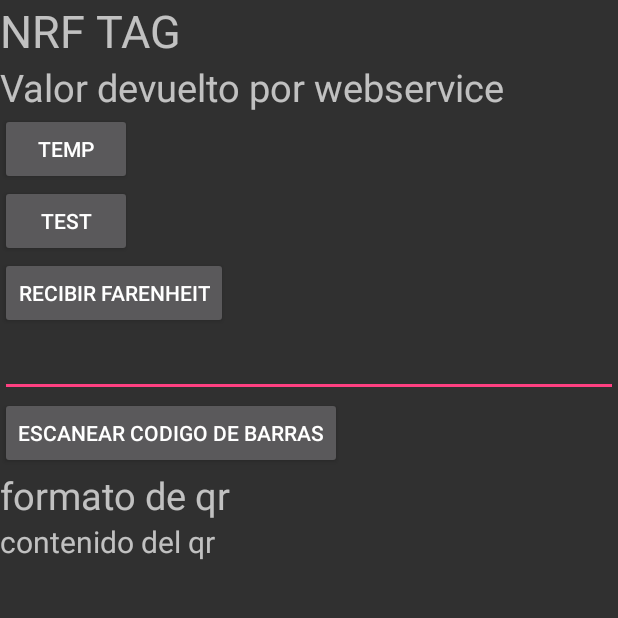
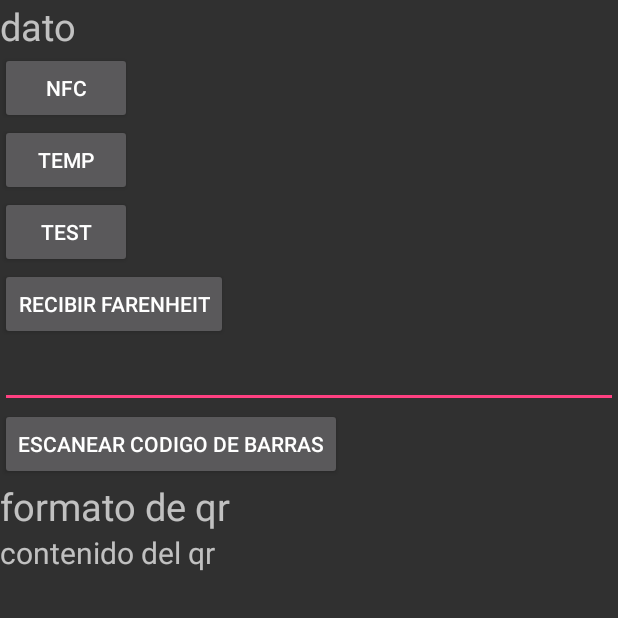
Before and after one commit to brunoe90/ProyectoNFCConsiliaweb, an Android app: the screen it shows after launch (MainActivity), after a tap on "ENTRAR", on a phone screen of 412 x 824 dp, the top half of it. Run offline under Robolectric (Android 15) with nearby library versions, the phone set to English and light mode, and no system bars; libraries missing offline, so code that uses them is left out: org.ksoap2, org.ksoap2.serialization, org.ksoap2.transport; 4 statements that could not run were skipped.

Commit message:
en esta version: - Separo al NFC del main activity
FALTA:

-separar el resto

```diff
--- a/app/src/main/java/com/consilia/nfcbeta/MainActivity.java
+++ b/app/src/main/java/com/consilia/nfcbeta/MainActivity.java
@@ -2,19 +2,8 @@ package com.consilia.nfcbeta;
 
 import android.annotation.TargetApi;
 import android.app.Activity;
-import android.app.PendingIntent;
 import android.content.Intent;
-import android.content.IntentFilter;
 import android.net.Uri;
-import android.nfc.NfcAdapter;
-import android.nfc.tech.IsoDep;
-import android.nfc.tech.MifareClassic;
-import android.nfc.tech.MifareUltralight;
-import android.nfc.tech.Ndef;
-import android.nfc.tech.NfcA;
-import android.nfc.tech.NfcB;
-import android.nfc.tech.NfcF;
-import android.nfc.tech.NfcV;
 import android.os.AsyncTask;
 import android.os.Build;
 import android.os.Bundle;
@@ -32,18 +21,18 @@ import com.google.android.gms.common.api.GoogleApiClient;
 import com.google.zxing.integration.android.IntentIntegrator;
 import com.google.zxing.integration.android.IntentResult;
 
-import java.io.IOException;
-import java.net.DatagramPacket;
-import java.net.DatagramSocket;
-import java.net.InetAddress;
-import java.util.Objects;
-
 import org.ksoap2.SoapEnvelope;
 import org.ksoap2.serialization.PropertyInfo;
 import org.ksoap2.serialization.SoapObject;
 import org.ksoap2.serialization.SoapPrimitive;
 import org.ksoap2.serialization.SoapSerializationEnvelope;
 import org.ksoap2.transport.HttpTransportSE;
+
+import java.io.IOException;
+import java.net.DatagramPacket;
+import java.net.DatagramSocket;
+import java.net.InetAddress;
+import java.util.Objects;
 
 
 //import com.example.webserviceactivity.R;
@@ -59,17 +48,18 @@ public class MainActivity extends Activity {
     /**
      * Called when the activity is first created.
      */
-    TextView tv, txt1, formatTxt,contentTxt;
+    TextView tv, formatTxt,contentTxt;
     EditText ettemp;
     byte[] send_data = new byte[1024];
     byte[] receiveData = new byte[1024];
     String modifiedSentence, celcius, fahren;
-    Button bt1, bt2, bt3, bt4;
+    Button bt1, bt2, bt3, bt4,bnfc;
     Bundle bundle;
     String ip;
     String puerto;
 
     // list of NFC technologies detected:
+     /*      NFC
     private final String[][] techList = new String[][]{
             new String[]{
                     NfcA.class.getName(),
@@ -80,7 +70,7 @@ public class MainActivity extends Activity {
                     MifareClassic.class.getName(),
                     MifareUltralight.class.getName(), Ndef.class.getName()
             }
-    };
+    };  SACAR */
     /**
      * ATTENTION: This was auto-generated to implement the App Indexing API.
      * See https://g.co/AppIndexing/AndroidStudio for more information.
@@ -96,33 +86,35 @@ public class MainActivity extends Activity {
         setContentView(R.layout.main_activity);
         //txt1   = (TextView)findViewById(R.id.textView1);
         final Activity activity= this;
-        tv = (TextView) findViewById(R.id.tv);
-        txt1  = (TextView)findViewById(R.id.text);
+        tv = (TextView) findViewById(R.id.text);
         formatTxt = (TextView) findViewById(R.id.formatTxt);
         contentTxt  = (TextView)findViewById(R.id.contentTxt);
         bt1 = (Button) findViewById(R.id.button1);
         bt2 = (Button) findViewById(R.id.button2);
         bt3 = (Button) findViewById(R.id.button3);
         bt4 = (Button) findViewById(R.id.button4);
-        //AsyncCallWS task = new AsyncCallWS();
-        //Call execute
-        //task.execute();
+        bnfc= (Button) findViewById(R.id.buttonNFC);
+
+        bnfc.setOnClickListener(new View.OnClickListener() {
+            public void onClick(View v) {
+
+                Intent intent = new Intent(MainActivity.this, NfcActivity.class);
+                //intent.putExtras(bundle);
+                startActivity(intent);
+            }
+        });
 
         bt4.setOnClickListener(new View.OnClickListener() {
             public void onClick(View v) {
-            //escanea codigo de barras
+
                 IntentIntegrator scanIntegrator = new IntentIntegrator( activity);
                 scanIntegrator.initiateScan();
-
             }
         });
 
         bt1.setOnClickListener(new View.OnClickListener() {
             public void onClick(View v) {
-                // Perform action on click
-                //textIn.setText("test");
-                //txt2.setText("text2");
-                //task.execute(null);
+
                 str = "temp";
                 try {
                     client();
@@ -137,10 +129,6 @@ public class MainActivity extends Activity {
 
         bt2.setOnClickListener(new View.OnClickListener() {
             public void onClick(View v) {
-                // Perform action on click
-                //textIn.setText("test");
-                //txt2.setText("text2");
-                //task.execute(null);
 
                 str = "test";
                 try {
@@ -150,7 +138,6 @@ public class MainActivity extends Activity {
                     // TODO Auto-generated catch block
                     e.printStackTrace();
                 }
-
             }
         });
 
@@ -158,10 +145,7 @@ public class MainActivity extends Activity {
 
             @TargetApi(Build.VERSION_CODES.KITKAT)
             public void onClick(View v) {
-                // Perform action on click
-                //textIn.setText("test");
-                //txt2.setText("text2");
-                //task.execute(null);
+
                 ettemp = (EditText) findViewById(R.id.ettemp);
                 if (ettemp.getText().length() != 0 && !Objects.equals(ettemp.getText().toString(), "")) {
                     //Get the text control value
@@ -174,10 +158,13 @@ public class MainActivity extends Activity {
                 } else {
                     tv.setText("Please enter Celcius");
                 }
+            }
+        });
 
-            }
-
-        });
+        Bundle bundle = getIntent().getExtras();
+        if ((bundle.getString("NFCTAG")) != null) {
+            ((TextView) findViewById(R.id.text)).setText("NFC Tag " + bundle.getString("NFCTAG"));
+        }
 
 
         // ATTENTION: This was auto-generated to implement the App Indexing API.
@@ -186,7 +173,6 @@ public class MainActivity extends Activity {
     }
 
     public void client() throws IOException {
-
 
         Thread thread = new Thread() {
 
@@ -231,13 +217,10 @@ public class MainActivity extends Activity {
                     e.printStackTrace();
                 }
             }
-
-
         };
         thread.start();
-        // }
+    }
 
-    }
     public void onActivityResult(int requestCode, int resultCode, Intent intent) {
         IntentResult scanningResult = IntentIntegrator.parseActivityResult(requestCode, resultCode, intent);
         if (scanningResult != null) {
@@ -253,7 +236,6 @@ public class MainActivity extends Activity {
         }
     }
 
-
     @Override
     public boolean onCreateOptionsMenu(Menu menu) {
         // Inflate the menu; this adds items to the action bar if it is present.
@@ -261,6 +243,8 @@ public class MainActivity extends Activity {
         return true;
     }
 
+
+     /* NFC ACTIVITY
     @Override
     protected void onResume() {
         super.onResume();
@@ -307,9 +291,9 @@ public class MainActivity extends Activity {
             out += hex[i];
         }
         return out;
-    }
+    }*/
 
-
+    // SACAR */
     public void getFahrenheit(String celsius) {
         //Create request
         String METHOD_NAME = "CelsiusToFahrenheit";
--- a/app/src/main/res/layout/main_activity.xml
+++ b/app/src/main/res/layout/main_activity.xml
@@ -6,16 +6,15 @@
     <TextView
         android:layout_width="wrap_content"
         android:layout_height="wrap_content"
-        android:text="@string/nrf_tag"
+        android:text="dato"
         android:id="@+id/text"
-        android:textSize="30sp" />
+        android:textSize="25sp" />
 
-    <TextView
+    <Button
         android:layout_width="wrap_content"
         android:layout_height="wrap_content"
-        android:text="@string/valor_devuelto_por_webservice"
-        android:id="@+id/tv"
-        android:textSize="25sp" />
+        android:text="NFC"
+        android:id="@+id/buttonNFC" />
 
     <Button
         android:layout_width="wrap_content"
```
Also changed, not shown: app/src/main/AndroidManifest.xml (+4 -6 lines), app/src/main/java/com/consilia/nfcbeta/NfcActivity.java (added, +113 -0 lines), app/src/main/res/layout/activity_nfc.xml (added, +33 -0 lines).
